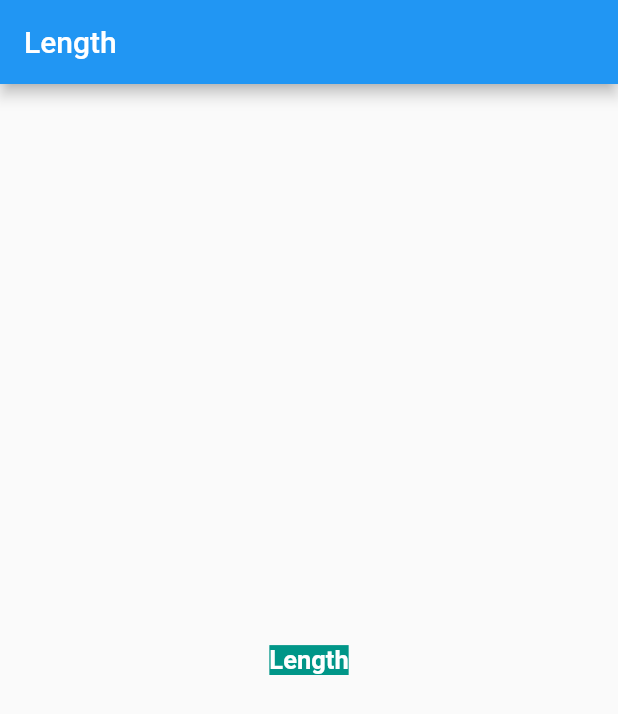
After one commit to antFerda/flutterDemoApps, a Flutter app: the screen it shows after launch, after a tap on "Length", on a phone screen of 412 x 824 dp. The commit adds this screen. Shown: the top 714 px of the screen. Run offline on Flutter 3.47's test engine with Material 2 defaults, Android fonts, the phone set to English and light mode, and no system bars.

Commit message:
routes + stateful widget

```diff
--- a/unitConverterApp/lib/category.dart
+++ b/unitConverterApp/lib/category.dart
@@ -1,11 +1,14 @@
 import 'package:flutter/material.dart';
+import 'package:unitConverterApp/converter_route.dart';
+import 'package:unitConverterApp/unit.dart';
 
 class Category extends StatelessWidget {
   var _name;
   var _icon;
   var _bgColor;
+  Unit _unit;
 
-  Category(this._name, this._icon, this._bgColor);
+  Category(this._name, this._icon, this._bgColor, this._unit);
 
   @override
   Widget build(BuildContext context) {
@@ -19,7 +22,7 @@ class Category extends StatelessWidget {
             width: 8,
           )),
       child: InkWell(
-        onTap: () => {print('TAP TAP TAP')},
+        onTap: () => {_navigateToCategory(context)},
         splashColor: _bgColor,
         child: Row(
           mainAxisAlignment: MainAxisAlignment.start,
@@ -40,4 +43,29 @@ class Category extends StatelessWidget {
       ),
     );
   }
+
+  _navigateToCategory(BuildContext context) {
+    Navigator.push(
+      context,
+      MaterialPageRoute(
+        builder: (BuildContext context) {
+          return MaterialApp(
+            debugShowCheckedModeBanner: false,
+            home: Scaffold(
+              appBar: AppBar(
+                title: Text(_name),
+              ),
+              body: Center(
+                child: ConverterRoute(
+                  _name,
+                  _bgColor,
+                  _unit,
+                ),
+              ),
+            ),
+          );
+        },
+      ),
+    );
+  }
 }
--- a/unitConverterApp/lib/category_route.dart
+++ b/unitConverterApp/lib/category_route.dart
@@ -1,8 +1,14 @@
 import 'package:flutter/material.dart';
 import 'package:flutter/rendering.dart';
 import 'package:unitConverterApp/category.dart';
+import 'package:unitConverterApp/unit.dart';
 
-class CategoryRoute extends StatelessWidget {
+class CategoryRoute extends StatefulWidget {
+  @override
+  State<StatefulWidget> createState() => _CategoryRouteState();
+}
+
+class _CategoryRouteState extends State<CategoryRoute> {
   static const _categoryNames = <String>[
     'Length',
     'Area',
@@ -25,8 +31,6 @@ class CategoryRoute extends StatelessWidget {
     Colors.red,
   ];
 
-  static const _categoryIcon = Icons.album;
-
   static const _categoryIcons = <IconData>[
     Icons.ac_unit,
     Icons.archive,
@@ -38,18 +42,34 @@ class CategoryRoute extends StatelessWidget {
     Icons.money_off
   ];
 
+  /// Returns a list of mock [Unit]s.
+  List<Unit> _retrieveUnitList(String categoryName) {
+    return List.generate(10, (int i) {
+      i += 1;
+      return Unit(
+        name: '$categoryName Unit $i',
+        conversion: i.toDouble(),
+      );
+    });
+  }
+
   @override
   Widget build(BuildContext context) {
     return Container(
         padding: EdgeInsets.symmetric(horizontal: 8.0),
         child: ListView.builder(
-            // shrinkWrap: true,
-            // scrollDirection: Axis.vertical,
-            // padding: const EdgeInsets.symmetric(horizontal: 20),
-            itemCount: _categoryNames.length,
-            itemBuilder: (BuildContext context, int index) {
-              return Category(_categoryNames[index], _categoryIcons[index],
-                  _baseColors[index]);
-            }));
+          // shrinkWrap: true,
+          // scrollDirection: Axis.vertical,
+          // padding: const EdgeInsets.symmetric(horizontal: 20),
+          itemCount: _categoryNames.length,
+          itemBuilder: (BuildContext context, int index) {
+            return Category(
+              _categoryNames[index],
+              _categoryIcons[index],
+              _baseColors[index],
+              _retrieveUnitList(_categoryNames[index])[index],
+            );
+          },
+        ));
   }
 }
--- /dev/null
+++ b/unitConverterApp/lib/converter_route.dart
@@ -0,0 +1,56 @@
+import 'dart:developer';
+import 'dart:math';
+
+import 'package:flutter/material.dart';
+import 'package:meta/meta.dart';
+import 'package:unitConverterApp/unit.dart';
+
+class ConverterRoute extends StatefulWidget {
+  final Unit unit;
+  final Color bgColor;
+  final name;
+
+  ConverterRoute(this.name, this.bgColor, this.unit);
+
+  @override
+  State<StatefulWidget> createState() {
+    return _ConverterRouteState(bgColor);
+  }
+}
+
+class _ConverterRouteState extends State<ConverterRoute> {
+  Color bgColor;
+
+  _ConverterRouteState(Color bgColor) {
+    this.bgColor = bgColor;
+  }
+
+  @override
+  Widget build(BuildContext context) {
+    return Container(
+      child: Center(
+        child: FlatButton(
+          onPressed: () {
+            setState(() {
+              bgColor = getRandomColor();
+            });
+          },
+          child: Text(
+            widget.name,
+            style: TextStyle(
+              fontSize: 17.0,
+              fontWeight: FontWeight.bold,
+              color: Colors.white,
+              backgroundColor: bgColor,
+            ),
+          ),
+        ),
+      ),
+    );
+  }
+}
+
+Color getRandomColor() {
+  Random r = new Random();
+  return Color.fromRGBO(r.nextInt(255), r.nextInt(255), r.nextInt(255), 1.0);
+}
--- /dev/null
+++ b/unitConverterApp/lib/unit.dart
@@ -0,0 +1,23 @@
+import 'package:meta/meta.dart';
+
+/// Information about a [Unit].
+class Unit {
+  final String name;
+  final double conversion;
+
+  /// A [Unit] stores its name and conversion factor.
+  ///
+  /// An example would be 'Meter' and '1.0'.
+  const Unit({
+    @required this.name,
+    @required this.conversion,
+  })  : assert(name != null),
+        assert(conversion != null);
+
+  /// Creates a [Unit] from a JSON object.
+  Unit.fromJson(Map jsonMap)
+      : assert(jsonMap['name'] != null),
+        assert(jsonMap['conversion'] != null),
+        name = jsonMap['name'],
+        conversion = jsonMap['conversion'].toDouble();
+}
```
